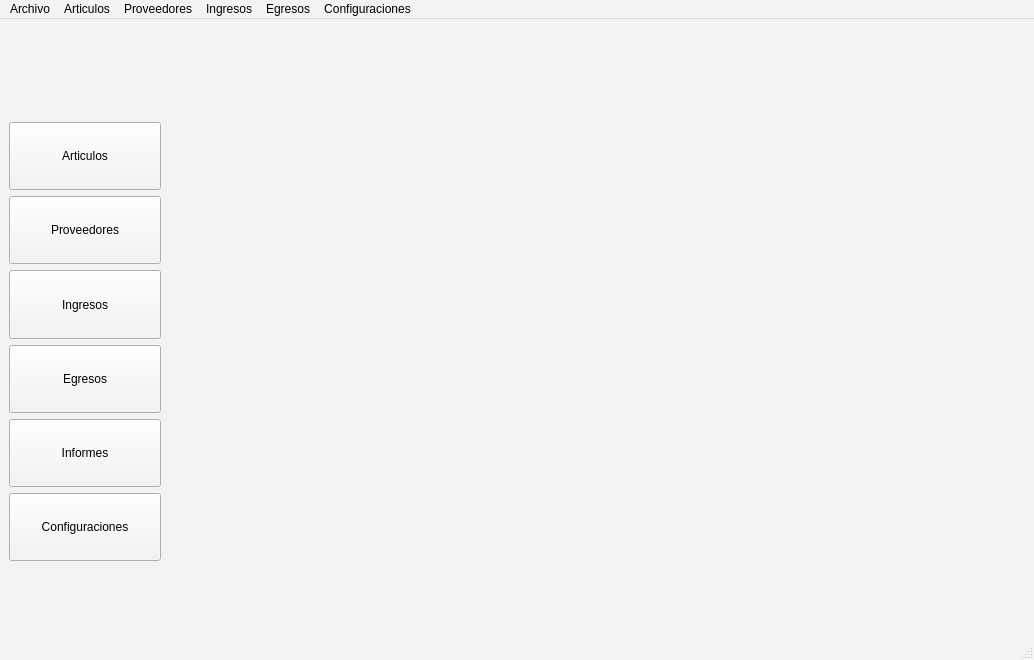
Qt form Vistas/gui/main.ui (Lonaris/Corupel) before a commit.
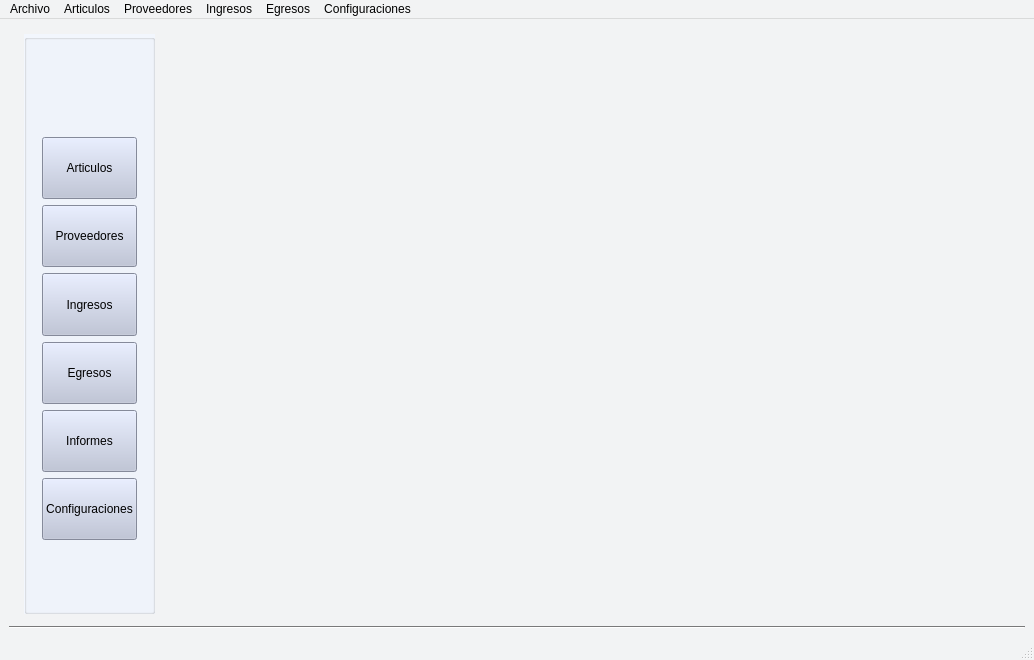
The same form after that commit. Icons and pictures are not drawn.

Commit message:
Nuevos cambios en la interfaz
Le puse colocitos y toda esa gilada... y para no ser menos que vos tambien hago estos commit jajaja

Patch:
```diff
--- a/Vistas/gui/main.ui
+++ b/Vistas/gui/main.ui
@@ -429,58 +429,22 @@
    <string>Menu Principal</string>
   </property>
   <widget class="QWidget" name="centralwidget">
-   <layout class="QGridLayout" name="gridLayout">
+   <layout class="QGridLayout" name="gridLayout_3">
     <item row="0" column="0">
-     <layout class="QGridLayout" name="gridLayout_2" columnstretch="15,85">
-      <item row="4" column="0">
-       <widget class="QPushButton" name="btn_main_ingresos">
-        <property name="sizePolicy">
-         <sizepolicy hsizetype="Expanding" vsizetype="Expanding">
-          <horstretch>0</horstretch>
-          <verstretch>0</verstretch>
-         </sizepolicy>
-        </property>
-        <property name="text">
-         <string>Ingresos</string>
-        </property>
-       </widget>
-      </item>
-      <item row="0" column="0">
-       <widget class="QLabel" name="label_logo">
-        <property name="sizePolicy">
-         <sizepolicy hsizetype="Expanding" vsizetype="Expanding">
-          <horstretch>0</horstretch>
-          <verstretch>0</verstretch>
-         </sizepolicy>
-        </property>
-        <property name="text">
-         <string/>
-        </property>
-        <property name="pixmap">
-         <pixmap>ico/corupel.jpg</pixmap>
-        </property>
-        <property name="scaledContents">
-         <bool>true</bool>
-        </property>
-       </widget>
-      </item>
-      <item row="7" column="0">
-       <widget class="QPushButton" name="btn_main_configuracion">
-        <property name="sizePolicy">
-         <sizepolicy hsizetype="Expanding" vsizetype="Expanding">
-          <horstretch>0</horstretch>
-          <verstretch>0</verstretch>
-         </sizepolicy>
-        </property>
-        <property name="styleSheet">
-         <string notr="true"/>
-        </property>
-        <property name="text">
-         <string>Configuraciones</string>
-        </property>
-       </widget>
-      </item>
-      <item row="0" column="1" rowspan="8">
+     <layout class="QGridLayout" name="gridLayout_2" columnstretch="10,90">
+      <property name="leftMargin">
+       <number>15</number>
+      </property>
+      <property name="topMargin">
+       <number>6</number>
+      </property>
+      <property name="rightMargin">
+       <number>15</number>
+      </property>
+      <property name="bottomMargin">
+       <number>6</number>
+      </property>
+      <item row="0" column="1" rowspan="4">
        <widget class="QStackedWidget" name="contenido">
         <property name="styleSheet">
          <string notr="true"/>
@@ -492,20 +456,52 @@
         <widget class="QWidget" name="page_2"/>
        </widget>
       </item>
-      <item row="2" column="0">
-       <widget class="QPushButton" name="btn_main_articulos">
+      <item row="0" column="0" rowspan="4">
+       <widget class="QGroupBox" name="groupBox">
+        <property name="styleSheet">
+         <string notr="true">#groupBox{
+	background-color: #F2F6FD;
+	}</string>
+        </property>
+        <property name="title">
+         <string/>
+        </property>
+        <layout class="QGridLayout" name="gridLayout">
+         <property name="leftMargin">
+          <number>15</number>
+         </property>
+         <property name="rightMargin">
+          <number>15</number>
+         </property>
+         <item row="4" column="0" colspan="2">
+          <widget class="QPushButton" name="btn_main_ingresos">
         <property name="sizePolicy">
          <sizepolicy hsizetype="Expanding" vsizetype="Expanding">
           <horstretch>0</horstretch>
           <verstretch>0</verstretch>
          </sizepolicy>
         </property>
+           <property name="styleSheet">
+            <string notr="true">#btn_main_ingresos{
+								background-color: #BAC1D7;
+								}</string>
+           </property>
         <property name="text">
-         <string>Articulos</string>
+            <string>Ingresos</string>
+           </property>
+           <property name="icon">
+            <iconset>
+             <normaloff>ico/add_to_database.ico</normaloff>ico/add_to_database.ico</iconset>
+           </property>
+           <property name="iconSize">
+            <size>
+             <width>40</width>
+             <height>40</height>
+            </size>
         </property>
        </widget>
       </item>
-      <item row="5" column="0">
+         <item row="5" column="0" colspan="2">
        <widget class="QPushButton" name="btn_main_egresos">
         <property name="sizePolicy">
          <sizepolicy hsizetype="Expanding" vsizetype="Expanding">
@@ -513,12 +509,27 @@
           <verstretch>0</verstretch>
          </sizepolicy>
         </property>
+           <property name="styleSheet">
+            <string notr="true">#btn_main_egresos{
+								background-color: #BAC1D7;
+								}</string>
+           </property>
         <property name="text">
          <string>Egresos</string>
         </property>
-       </widget>
-      </item>
-      <item row="6" column="0">
+           <property name="icon">
+            <iconset>
+             <normaloff>ico/download_database.ico</normaloff>ico/download_database.ico</iconset>
+           </property>
+           <property name="iconSize">
+            <size>
+             <width>40</width>
+             <height>40</height>
+            </size>
+           </property>
+          </widget>
+         </item>
+         <item row="6" column="0" colspan="2">
        <widget class="QPushButton" name="btn_main_informes">
         <property name="sizePolicy">
          <sizepolicy hsizetype="Expanding" vsizetype="Expanding">
@@ -526,12 +537,55 @@
           <verstretch>0</verstretch>
          </sizepolicy>
         </property>
+           <property name="styleSheet">
+            <string notr="true">#btn_main_informes{
+								background-color: #BAC1D7;
+								}</string>
+           </property>
         <property name="text">
          <string>Informes</string>
         </property>
-       </widget>
-      </item>
-      <item row="3" column="0">
+           <property name="icon">
+            <iconset>
+             <normaloff>ico/phone_book.ico</normaloff>ico/phone_book.ico</iconset>
+           </property>
+           <property name="iconSize">
+            <size>
+             <width>40</width>
+             <height>40</height>
+            </size>
+           </property>
+          </widget>
+         </item>
+         <item row="2" column="0" colspan="2">
+          <widget class="QPushButton" name="btn_main_articulos">
+           <property name="sizePolicy">
+            <sizepolicy hsizetype="Expanding" vsizetype="Expanding">
+             <horstretch>0</horstretch>
+             <verstretch>0</verstretch>
+            </sizepolicy>
+           </property>
+           <property name="styleSheet">
+            <string notr="true">#btn_main_articulos{
+								background-color: #BAC1D7;
+								}</string>
+           </property>
+           <property name="text">
+            <string>Articulos</string>
+           </property>
+           <property name="icon">
+            <iconset>
+             <normaloff>ico/shopping_cart_accept.ico</normaloff>ico/shopping_cart_accept.ico</iconset>
+           </property>
+           <property name="iconSize">
+            <size>
+             <width>40</width>
+             <height>40</height>
+            </size>
+           </property>
+          </widget>
+         </item>
+         <item row="3" column="0" colspan="2">
        <widget class="QPushButton" name="btn_main_proveedores">
         <property name="sizePolicy">
          <sizepolicy hsizetype="Expanding" vsizetype="Expanding">
@@ -539,9 +593,24 @@
           <verstretch>0</verstretch>
          </sizepolicy>
         </property>
+           <property name="styleSheet">
+            <string notr="true">#btn_main_proveedores{
+								background-color: #BAC1D7;
+								}</string>
+           </property>
         <property name="text">
          <string>Proveedores</string>
         </property>
+           <property name="icon">
+            <iconset>
+             <normaloff>ico/user_accept.ico</normaloff>ico/user_accept.ico</iconset>
+           </property>
+           <property name="iconSize">
+            <size>
+             <width>40</width>
+             <height>40</height>
+            </size>
+           </property>
        </widget>
       </item>
       <item row="1" column="0">
@@ -557,6 +626,49 @@
         </property>
        </spacer>
       </item>
+         <item row="7" column="0" colspan="2">
+          <widget class="QPushButton" name="btn_main_configuracion">
+           <property name="sizePolicy">
+            <sizepolicy hsizetype="Expanding" vsizetype="Expanding">
+             <horstretch>0</horstretch>
+             <verstretch>0</verstretch>
+            </sizepolicy>
+           </property>
+           <property name="styleSheet">
+            <string notr="true">#btn_main_configuracion{
+								background-color: #BAC1D7;
+								}</string>
+           </property>
+           <property name="text">
+            <string>Configuraciones</string>
+           </property>
+           <property name="iconSize">
+            <size>
+             <width>40</width>
+             <height>40</height>
+            </size>
+           </property>
+          </widget>
+         </item>
+         <item row="0" column="0">
+          <widget class="QLabel" name="label_logo">
+           <property name="sizePolicy">
+            <sizepolicy hsizetype="Expanding" vsizetype="Expanding">
+             <horstretch>0</horstretch>
+             <verstretch>0</verstretch>
+            </sizepolicy>
+           </property>
+           <property name="text">
+            <string/>
+           </property>
+           <property name="pixmap">
+            <pixmap>ico/corupel.jpg</pixmap>
+           </property>
+           <property name="scaledContents">
+            <bool>true</bool>
+           </property>
+          </widget>
+         </item>
       <item row="8" column="0">
        <spacer name="verticalSpacer">
         <property name="orientation">
@@ -571,6 +683,16 @@
        </spacer>
       </item>
      </layout>
+       </widget>
+      </item>
+     </layout>
+    </item>
+    <item row="1" column="0">
+     <widget class="Line" name="line">
+      <property name="orientation">
+       <enum>Qt::Horizontal</enum>
+      </property>
+     </widget>
     </item>
    </layout>
   </widget>
```
Lines whose indentation alone changed are shown as unchanged. The commit also changes 7 other files.
